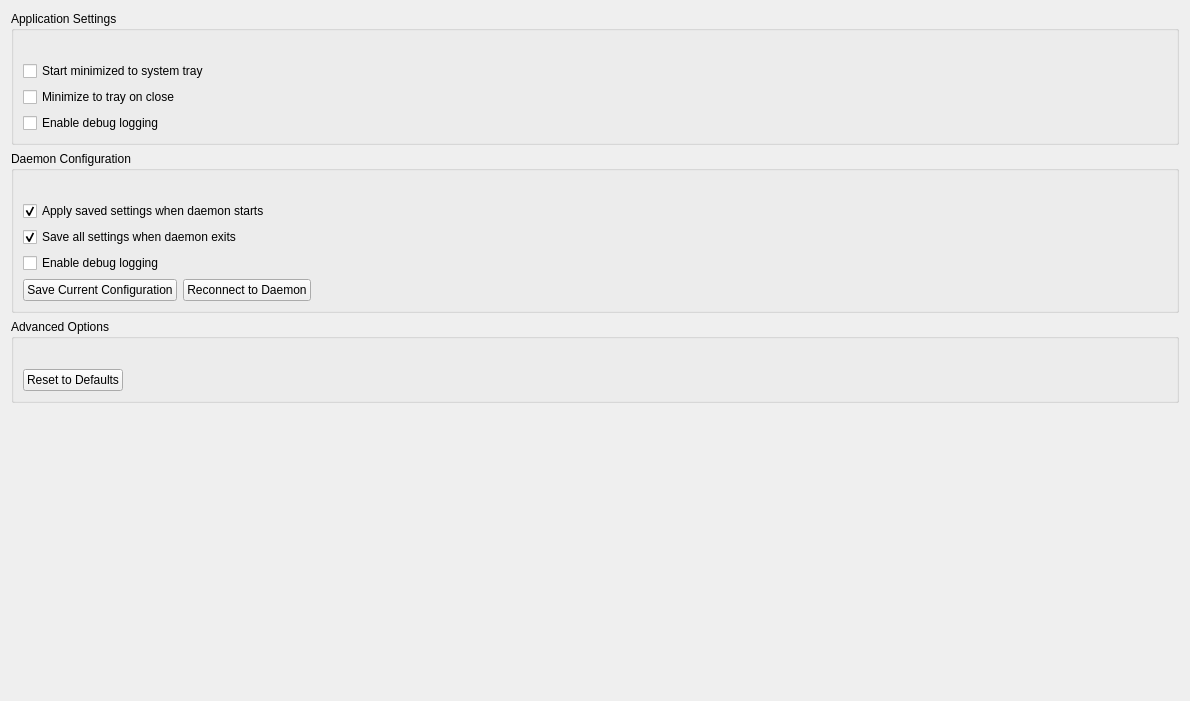
Above: LenovoLegion/LenovoLegion-Application/ToolBarSettingsWidget.ui from bolekjar/LenovoLegion before the change. Below: the same form after it.
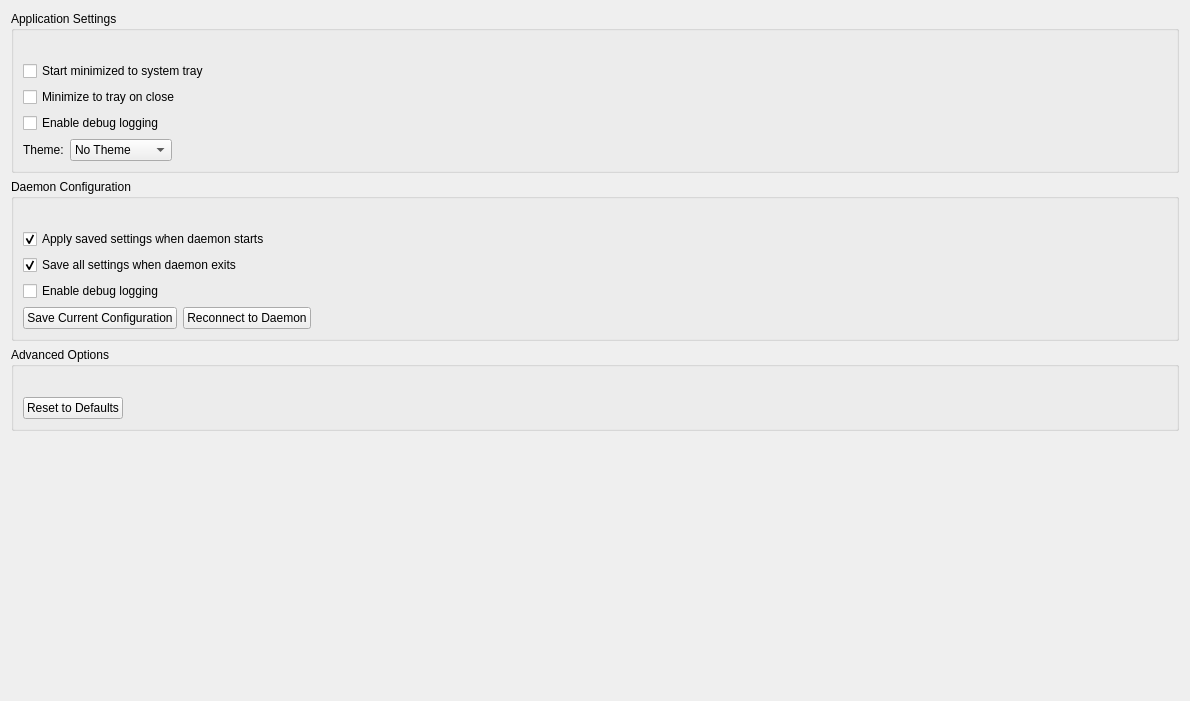
That is the form after the change.

Diff of the .ui file:
```diff
--- a/LenovoLegion/LenovoLegion-Application/ToolBarSettingsWidget.ui
+++ b/LenovoLegion/LenovoLegion-Application/ToolBarSettingsWidget.ui
@@ -49,6 +49,54 @@
           </property>
          </widget>
         </item>
+        <item>
+         <layout class="QHBoxLayout" name="horizontalLayout_Theme">
+          <item>
+           <widget class="QLabel" name="label_Theme">
+            <property name="text">
+             <string>Theme:</string>
+            </property>
+           </widget>
+          </item>
+          <item>
+           <widget class="QComboBox" name="comboBox_StylesheetTheme">
+            <item>
+             <property name="text">
+              <string>No Theme</string>
+             </property>
+            </item>
+            <item>
+             <property name="text">
+              <string>White Theme</string>
+             </property>
+            </item>
+            <item>
+             <property name="text">
+              <string>Gray Theme</string>
+             </property>
+            </item>
+            <item>
+             <property name="text">
+              <string>Dark Theme</string>
+             </property>
+            </item>
+           </widget>
+          </item>
+          <item>
+           <spacer name="horizontalSpacer_Theme">
+            <property name="orientation">
+             <enum>Qt::Orientation::Horizontal</enum>
+            </property>
+            <property name="sizeHint" stdset="0">
+             <size>
+              <width>40</width>
+              <height>20</height>
+             </size>
+            </property>
+           </spacer>
+          </item>
+         </layout>
+        </item>
        </layout>
       </widget>
      </item>
```
